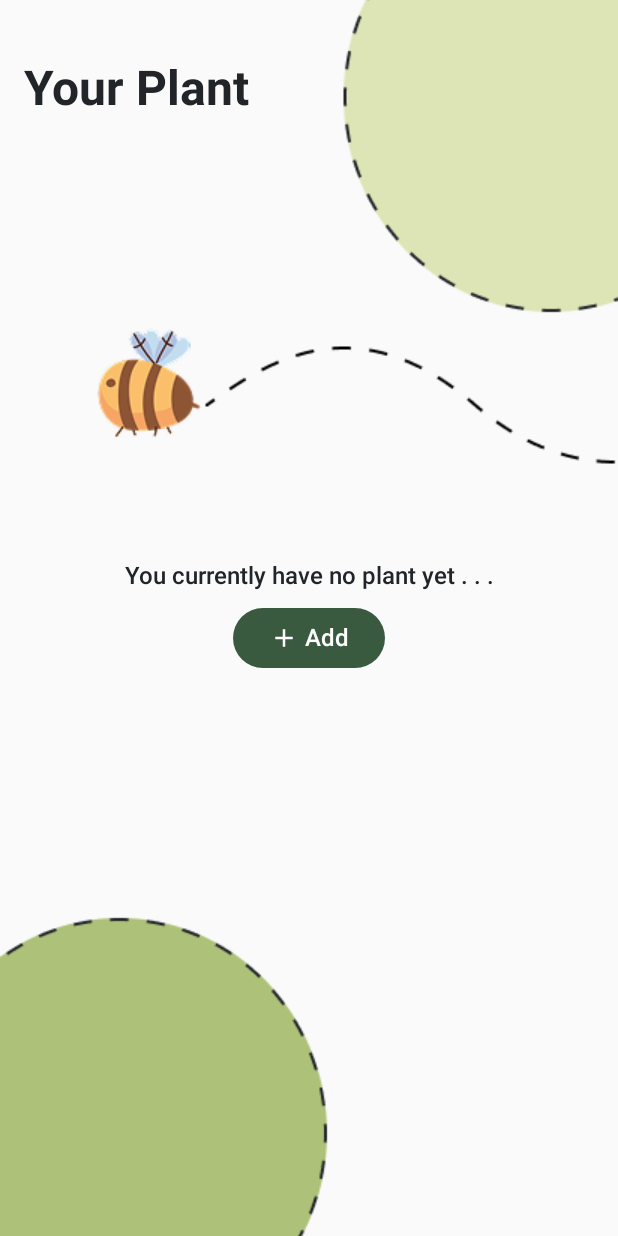
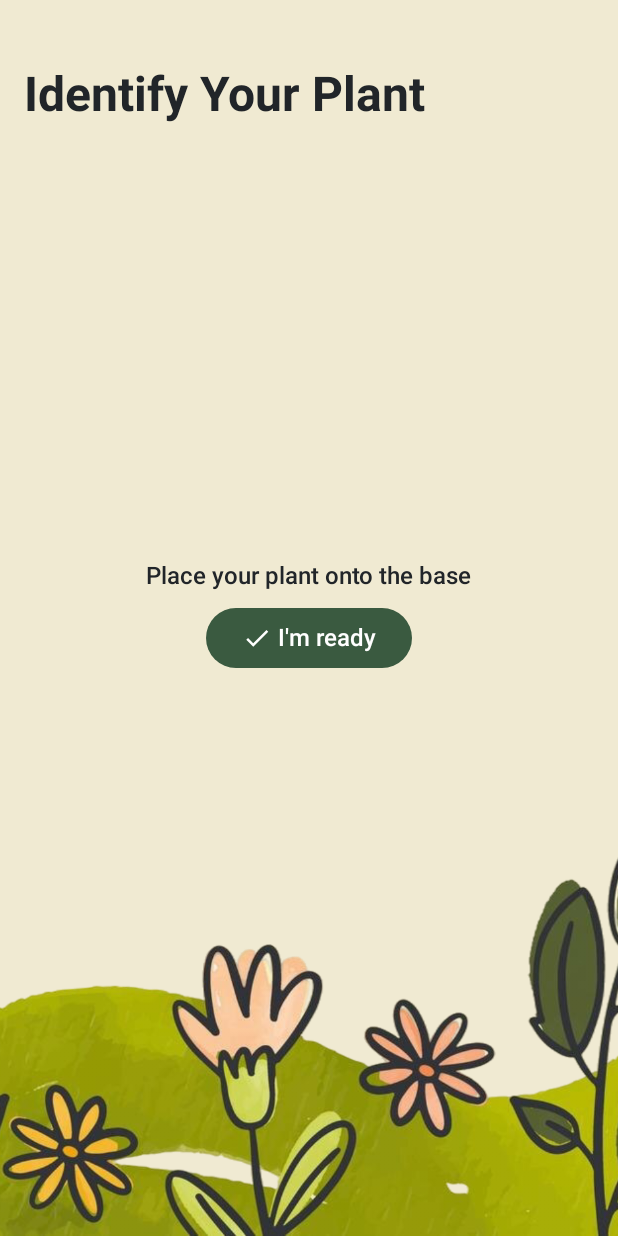
Before and after one commit to PaulHo0501/planty-nanny, an Android app built with Jetpack Compose: the HomeNoPlantScreen screen opened through its navigation route, after a tap on "Add", on a phone screen of 412 x 824 dp. Run offline under Robolectric (Android 15) with nearby library versions, the light colour scheme and no system bars.

Commit message:
added Add Plant screen

```diff
--- a/frontend/app/src/main/java/com/doubletrouble/myapplication/MainActivity.kt
+++ b/frontend/app/src/main/java/com/doubletrouble/myapplication/MainActivity.kt
@@ -1,8 +1,5 @@
 package com.doubletrouble.myapplication
 
-import com.doubletrouble.myapplication.ui.screen.HomeScreen
-import com.doubletrouble.myapplication.ui.screen.WelcomeScreen
-import com.doubletrouble.myapplication.ui.theme.PlantyNannyTheme
 import android.os.Bundle
 import androidx.activity.ComponentActivity
 import androidx.activity.compose.setContent
@@ -11,6 +8,10 @@ import androidx.compose.runtime.Composable
 import androidx.navigation.compose.NavHost
 import androidx.navigation.compose.composable
 import androidx.navigation.compose.rememberNavController
+import com.doubletrouble.myapplication.ui.screen.AddPlantScreen
+import com.doubletrouble.myapplication.ui.screen.HomeNoPlantScreen
+import com.doubletrouble.myapplication.ui.screen.WelcomeScreen
+import com.doubletrouble.myapplication.ui.theme.PlantyNannyTheme
 
 class MainActivity : ComponentActivity() {
     override fun onCreate(savedInstanceState: Bundle?) {
@@ -34,7 +35,11 @@ fun PlantyApp() {
         }
 
         composable("home") {
-            HomeScreen(onNavigateToAddPlant = {})
+            HomeNoPlantScreen(onNavigateToAddPlant = { navController.navigate("add_plant") })
+        }
+
+        composable("add_plant") {
+            AddPlantScreen(onNavigateToAddPlantFinished = {})
         }
     }
 }
--- a/frontend/app/src/main/java/com/doubletrouble/myapplication/ui/screen/HomeScreen.kt
+++ b/frontend/app/src/main/java/com/doubletrouble/myapplication/ui/screen/AddPlantScreen.kt
@@ -1,6 +1,7 @@
 package com.doubletrouble.myapplication.ui.screen
 
 import androidx.compose.foundation.Image
+import androidx.compose.foundation.background
 import androidx.compose.foundation.layout.Arrangement
 import androidx.compose.foundation.layout.Box
 import androidx.compose.foundation.layout.Column
@@ -9,7 +10,7 @@ import androidx.compose.foundation.layout.fillMaxSize
 import androidx.compose.foundation.layout.height
 import androidx.compose.foundation.layout.padding
 import androidx.compose.material.icons.Icons
-import androidx.compose.material.icons.filled.Add
+import androidx.compose.material.icons.filled.Check
 import androidx.compose.material3.MaterialTheme
 import androidx.compose.material3.Text
 import androidx.compose.runtime.Composable
@@ -23,21 +24,27 @@ import com.doubletrouble.myapplication.R
 import com.doubletrouble.myapplication.ui.component.Button
 import com.doubletrouble.myapplication.ui.theme.BlackGrey
 import com.doubletrouble.myapplication.ui.theme.PlantyNannyTheme
+import com.doubletrouble.myapplication.ui.theme.VanillaCream
 
 @Composable
-fun HomeScreen(onNavigateToAddPlant: () -> Unit) {
-    Box(modifier = Modifier.fillMaxSize()) {
+fun AddPlantScreen(onNavigateToAddPlantFinished: () -> Unit) {
+    Box(
+        modifier = Modifier
+            .fillMaxSize()
+            .background(VanillaCream)
+    ) {
         Image(
-            painter = painterResource(R.drawable.home_background),
+            painter = painterResource(R.drawable.add_plant_background),
             contentDescription = "Home background",
             contentScale = ContentScale.Crop,
             modifier = Modifier.fillMaxSize()
+                .background(VanillaCream)
         )
         Text(
-            text = "Your Plant",
+            text = "Identify Your Plant",
             style = MaterialTheme.typography.headlineMedium,
             color = BlackGrey,
-            modifier = Modifier.padding(horizontal = 16.dp, vertical = 40.dp)
+            modifier = Modifier.padding(horizontal = 16.dp, vertical = 44.dp)
         )
         Column(
             modifier = Modifier.fillMaxSize(),
@@ -45,20 +52,24 @@ fun HomeScreen(onNavigateToAddPlant: () -> Unit) {
             horizontalAlignment = Alignment.CenterHorizontally
         ) {
             Text(
-                text = "You currently have no plant yet . . .",
+                text = "Place your plant onto the base",
                 style = MaterialTheme.typography.bodyMedium,
                 color = BlackGrey
             )
             Spacer(modifier = Modifier.height(8.dp))
-            Button(text = "Add", icon = Icons.Default.Add, onClick = onNavigateToAddPlant)
+            Button(
+                text = "I'm ready",
+                icon = Icons.Default.Check,
+                onClick = onNavigateToAddPlantFinished
+            )
         }
     }
 }
 
-@Preview(showBackground = true, name = "Home Screen Preview")
+@Preview(showBackground = true, name = "Add Plant Screen Preview")
 @Composable
-fun HomeScreenPreview() {
+fun AddPlantScreenPreview() {
     PlantyNannyTheme {
-        HomeScreen({})
+        AddPlantScreen({})
     }
 }
--- /dev/null
+++ b/frontend/app/src/main/java/com/doubletrouble/myapplication/ui/screen/HomeNoPlantScreen.kt
@@ -0,0 +1,66 @@
+package com.doubletrouble.myapplication.ui.screen
+import androidx.compose.foundation.Image
+import androidx.compose.foundation.background
+import androidx.compose.foundation.layout.Arrangement
+import androidx.compose.foundation.layout.Box
+import androidx.compose.foundation.layout.Column
+import androidx.compose.foundation.layout.Spacer
+import androidx.compose.foundation.layout.fillMaxSize
+import androidx.compose.foundation.layout.height
+import androidx.compose.foundation.layout.padding
+import androidx.compose.material.icons.Icons
+import androidx.compose.material.icons.filled.Add
+import androidx.compose.material3.MaterialTheme
+import androidx.compose.material3.Text
+import androidx.compose.runtime.Composable
+import androidx.compose.ui.Alignment
+import androidx.compose.ui.Modifier
+import androidx.compose.ui.layout.ContentScale
+import androidx.compose.ui.res.painterResource
+import androidx.compose.ui.tooling.preview.Preview
+import androidx.compose.ui.unit.dp
+import com.doubletrouble.myapplication.R
+import com.doubletrouble.myapplication.ui.component.Button
+import com.doubletrouble.myapplication.ui.theme.BlackGrey
+import com.doubletrouble.myapplication.ui.theme.PlantyNannyTheme
+import com.doubletrouble.myapplication.ui.theme.VanillaCream
+
+@Composable
+fun HomeNoPlantScreen(onNavigateToAddPlant: () -> Unit) {
+    Box(modifier = Modifier.fillMaxSize()) {
+        Image(
+            painter = painterResource(R.drawable.home_background),
+            contentDescription = "Home background",
+            contentScale = ContentScale.Crop,
+            modifier = Modifier.fillMaxSize()
+                .background(VanillaCream)
+        )
+        Text(
+            text = "Your Plant",
+            style = MaterialTheme.typography.headlineMedium,
+            color = BlackGrey,
+            modifier = Modifier.padding(horizontal = 16.dp, vertical = 44.dp)
+        )
+        Column(
+            modifier = Modifier.fillMaxSize(),
+            verticalArrangement = Arrangement.Center,
+            horizontalAlignment = Alignment.CenterHorizontally
+        ) {
+            Text(
+                text = "You currently have no plant yet . . .",
+                style = MaterialTheme.typography.bodyMedium,
+                color = BlackGrey
+            )
+            Spacer(modifier = Modifier.height(8.dp))
+            Button(text = "Add", icon = Icons.Default.Add, onClick = onNavigateToAddPlant)
+        }
+    }
+}
+
+@Preview(showBackground = true, name = "Home No Plant Screen Preview")
+@Composable
+fun HomeScreenPreview() {
+    PlantyNannyTheme {
+        HomeNoPlantScreen({})
+    }
+}
```
Also changed, not shown: frontend/app/src/main/res/drawable/add_plant_background.png (added).
